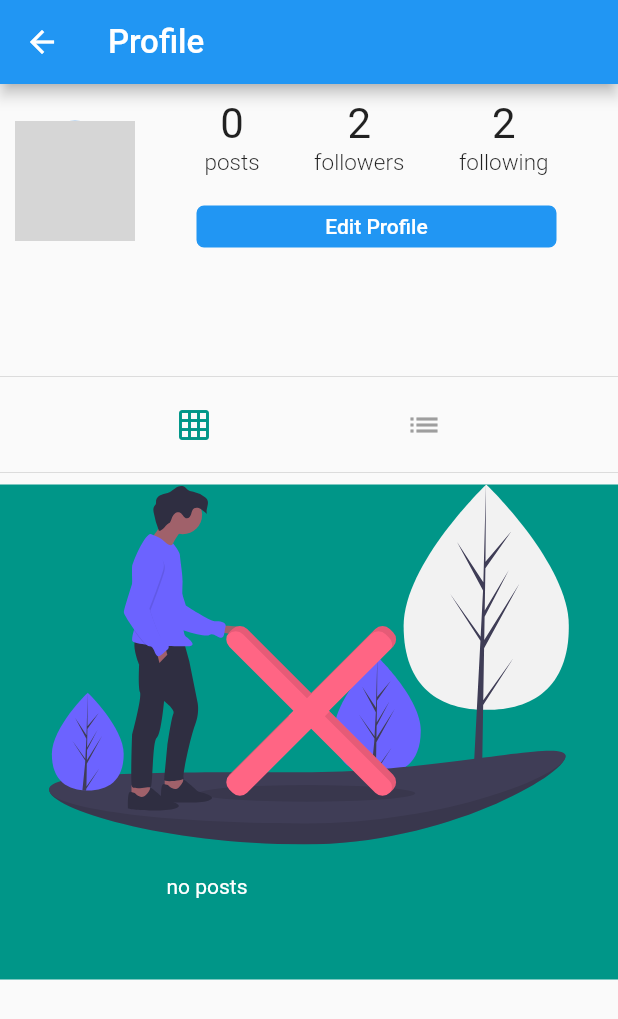
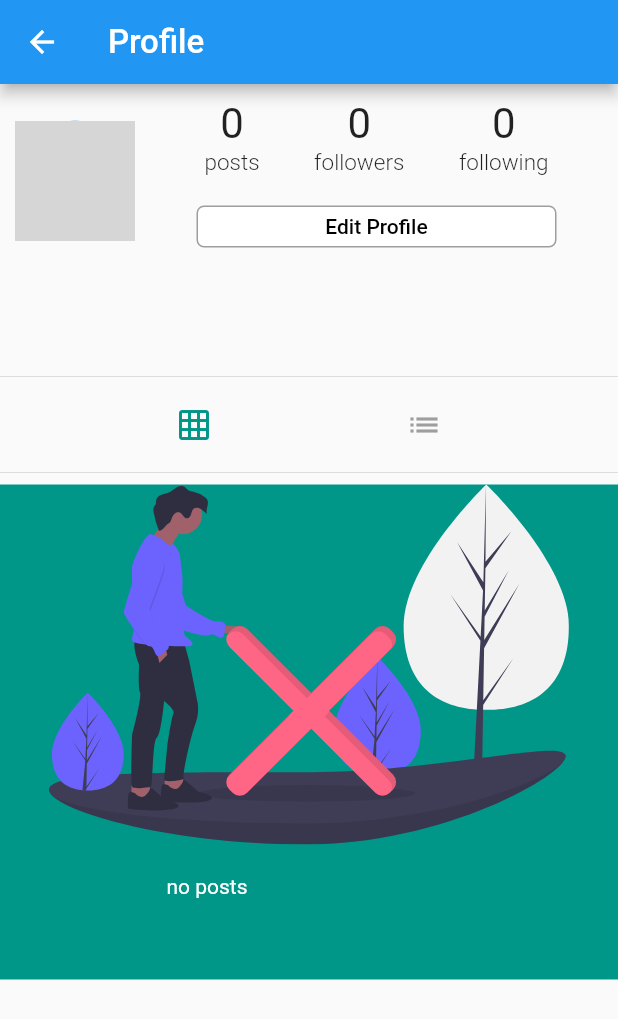
Before and after one commit to musseGkel/ReachMe, a Flutter app: the ProfilePage screen opened directly, on a phone screen of 412 x 824 dp. Shown: the top 1019 px of the screen. Run offline on Flutter 3.47's test engine with Material 2 defaults, Android fonts, the phone set to English and light mode, and no system bars; our stand-ins replace cached_network_image, cloud_firestore, firebase_core, firebase_storage, flutter_svg, geocoding and 4 more; missing offline and left inert: animator; accounts and stored records are empty; network calls fail; grey boxes are pictures that could not be loaded.

Commit message:
follow and unfollow functionality added

```diff
--- a/lib/home_page.dart
+++ b/lib/home_page.dart
@@ -14,6 +14,8 @@ final userRef = FirebaseFirestore.instance.collection('users');
 final postsRef = FirebaseFirestore.instance.collection('posts');
 final commentRef = FirebaseFirestore.instance.collection('comments');
 final notificationRef = FirebaseFirestore.instance.collection('notifications');
+final followingRef = FirebaseFirestore.instance.collection('following');
+final followersRef = FirebaseFirestore.instance.collection('followers');
 final DateTime timestamp = DateTime.now();
 late User currentUser;
 final storageRef = firebase_storage.FirebaseStorage.instance.ref();
--- a/lib/page/notfication_page.dart
+++ b/lib/page/notfication_page.dart
@@ -26,7 +26,6 @@ class _NotficationPageState extends State<NotficationPage> {
         .get();
     snapshot.docs.forEach((doc) {
       notificationItems.add(NotificationItem.deserialize(doc));
-      // print('Notification : ${doc.data()}');
     });
     return notificationItems; //snapshot.docs;
   }
--- a/lib/page/profile_page.dart
+++ b/lib/page/profile_page.dart
@@ -26,11 +26,48 @@ class _ProfilePageState extends State<ProfilePage> {
   bool isLoading = false;
   List<Post> posts = [];
   Orientation postOrientation = Orientation.grid;
+  bool isFollowing = false;
+  int followingCount = 0;
+  int followersCount = 0;
 
   @override
   void initState() {
     super.initState();
     getProfilePosts();
+    getFollowers();
+    getFollowing();
+    checkIfFollowing();
+  }
+
+  getFollowers() async {
+    QuerySnapshot snapshot = await followersRef
+        .doc(widget.profileId)
+        .collection('userFollowers')
+        .get();
+    setState(() {
+      followersCount = snapshot.docs.length;
+    });
+  }
+
+  getFollowing() async {
+    QuerySnapshot snapshot = await followingRef
+        .doc(widget.profileId)
+        .collection('userFollowing')
+        .get();
+    setState(() {
+      followingCount = snapshot.docs.length;
+    });
+  }
+
+  checkIfFollowing() async {
+    DocumentSnapshot snapshot = await followersRef
+        .doc(widget.profileId)
+        .collection('userFollowers')
+        .doc(currentUserId)
+        .get();
+    setState(() {
+      isFollowing = snapshot.exists;
+    });
   }
 
   getProfilePosts() async {
@@ -78,14 +115,14 @@ class _ProfilePageState extends State<ProfilePage> {
         width: 240,
         height: 28,
         decoration: BoxDecoration(
-            color: Colors.blue,
+            color: isFollowing ? Colors.white : Colors.blue,
             borderRadius: BorderRadius.circular(5),
             border: Border.all(
-              color: Colors.blue,
+              color: isFollowing ? Colors.grey : Colors.blue,
             )),
         child: Text(
           text,
-          style: TextStyle(color: Colors.white),
+          style: TextStyle(color: isFollowing ? Colors.black : Colors.white),
         ),
       ),
     );
@@ -107,8 +144,81 @@ class _ProfilePageState extends State<ProfilePage> {
         text: 'Edit Profile',
         function: editProfile,
       );
-    } else
-      Text('Follow');
+    } else if (isFollowing)
+      return buildButton(
+        text: 'Following',
+        function: handleUnfollow,
+      );
+    else if (!isFollowing)
+      return buildButton(
+        text: 'Follow',
+        function: handleFollow,
+      );
+  }
+
+  handleFollow() {
+    followersRef
+        .doc(widget.profileId)
+        .collection('userFollowers')
+        .doc(currentUserId)
+        .set({});
+    followingRef
+        .doc(currentUserId)
+        .collection('userFollowing')
+        .doc(widget.profileId)
+        .set({});
+    notificationRef
+        .doc(widget.profileId)
+        .collection('notifications')
+        .doc(currentUserId)
+        .set({
+      'type': 'follow',
+      'ownerId': widget.profileId,
+      'username': currentUser.username,
+      'userId': currentUser.id,
+      'profilePic': currentUser.photoUrl,
+      'timestamp': DateTime.now()
+    });
+    setState(() {
+      isFollowing = true;
+    });
+  }
+
+  handleUnfollow() {
+    followersRef
+        .doc(widget.profileId)
+        .collection('userFollowers')
+        .doc(currentUserId)
+        .get()
+        .then((doc) {
+      if (doc.exists) {
+        doc.reference.delete();
+      }
+    });
+
+    followingRef
+        .doc(currentUserId)
+        .collection('userFollowing')
+        .doc(widget.profileId)
+        .get()
+        .then((doc) {
+      if (doc.exists) {
+        doc.reference.delete();
+      }
+    });
+    notificationRef
+        .doc(widget.profileId)
+        .collection('notifications')
+        .doc(currentUserId)
+        .get()
+        .then((doc) {
+      if (doc.exists) {
+        doc.reference.delete();
+      }
+    });
+    setState(() {
+      isFollowing = false;
+    });
   }
 
   buildHeaderProfile() {
@@ -140,8 +250,8 @@ class _ProfilePageState extends State<ProfilePage> {
                           mainAxisAlignment: MainAxisAlignment.spaceEvenly,
                           children: [
                             buildCount('posts', postCount),
-                            buildCount('followers', 2),
-                            buildCount('following', 2),
+                            buildCount('followers', followersCount),
+                            buildCount('following', followingCount),
                           ],
                         ),
                         SizedBox(
```
